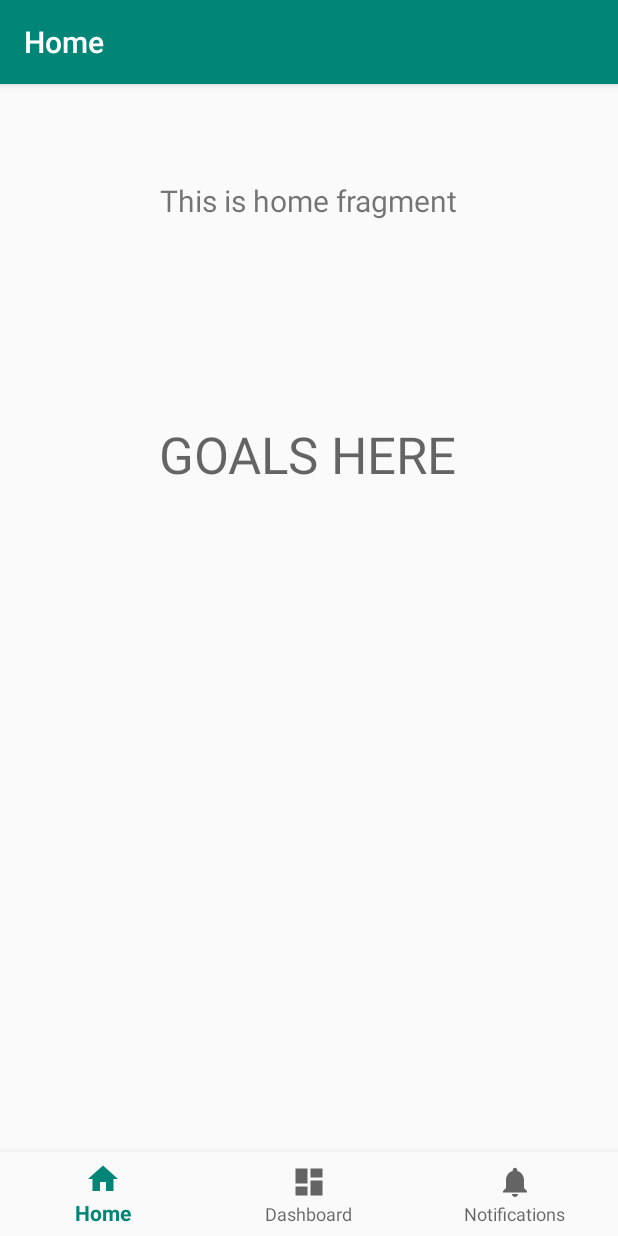
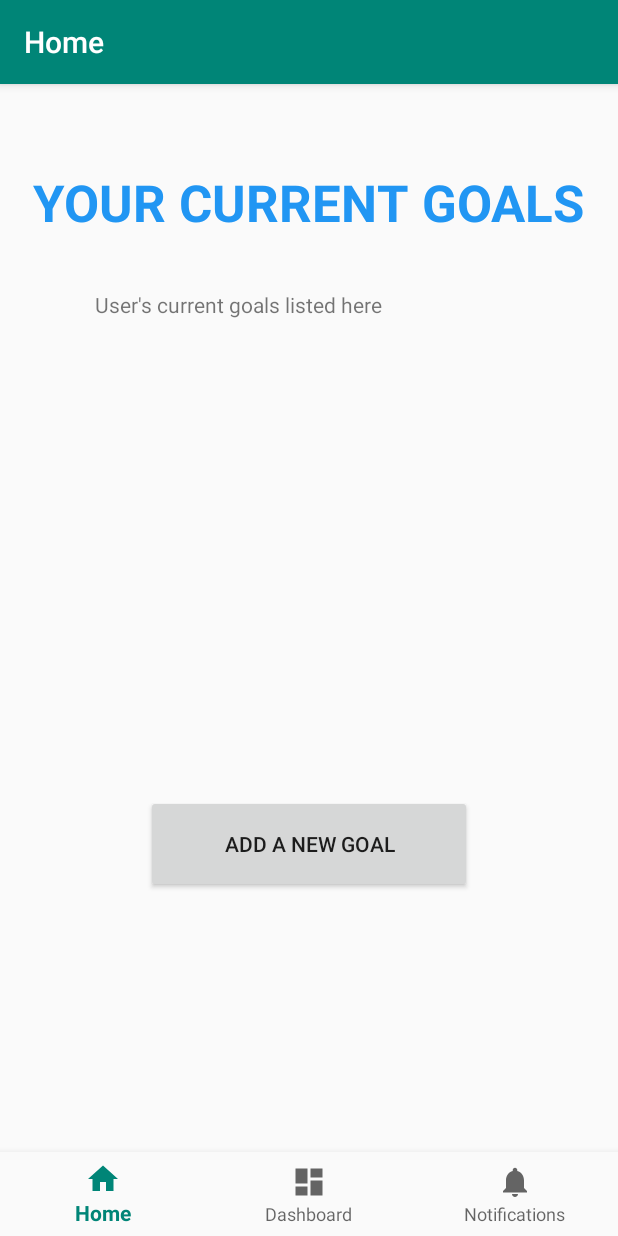
Before and after one commit to Maird/434-Health-App, an Android app: the Goals_Activity screen opened directly, with no data from a screen before it, on a phone screen of 412 x 824 dp. Run offline under Robolectric (Android 15) with nearby library versions, the phone set to English and light mode, and no system bars; our stand-ins replace navigation-ui.

Commit message:
new goal and creating types of goals

```diff
--- a/app/src/main/res/layout/activity_goals_.xml
+++ b/app/src/main/res/layout/activity_goals_.xml
@@ -32,20 +32,50 @@
         app:layout_constraintRight_toRightOf="parent"
         app:layout_constraintStart_toStartOf="parent"
         app:layout_constraintTop_toTopOf="parent"
-        app:layout_constraintVertical_bias="0.0"
+        app:layout_constraintVertical_bias="0.304"
         app:navGraph="@navigation/mobile_navigation" />
+
+    <androidx.constraintlayout.widget.ConstraintLayout
+        android:layout_width="match_parent"
+        android:layout_height="match_parent"
+        tools:layout_editor_absoluteX="89dp"
+        tools:layout_editor_absoluteY="56dp">
 
         <TextView
             android:id="@+id/currentGoal"
             android:layout_width="wrap_content"
             android:layout_height="wrap_content"
-        android:layout_marginTop="168dp"
-        android:text="GOALS HERE"
+            android:text="@string/current_goals"
+            android:textAllCaps="true"
             android:textAppearance="@style/TextAppearance.AppCompat.Display1"
+            android:textColor="#2196F3"
+            android:textStyle="bold"
             app:layout_constraintEnd_toEndOf="parent"
-        app:layout_constraintHorizontal_bias="0.497"
             app:layout_constraintStart_toStartOf="parent"
             app:layout_constraintTop_toTopOf="parent"
-        tools:ignore="HardcodedText" />
+             />
+
+        <TextView
+            android:id="@+id/textView4"
+            android:layout_width="290dp"
+            android:layout_height="107dp"
+            android:layout_marginTop="81dp"
+            android:text="User's current goals listed here"
+            app:layout_constraintEnd_toEndOf="parent"
+            app:layout_constraintHorizontal_bias="0.52"
+            app:layout_constraintStart_toStartOf="parent"
+            app:layout_constraintTop_toTopOf="parent" />
+
+        <Button
+            android:id="@+id/adds_goals"
+            android:layout_width="217dp"
+            android:layout_height="65dp"
+            android:text="@string/add_new_goal"
+            app:layout_constraintBottom_toBottomOf="parent"
+            app:layout_constraintEnd_toEndOf="parent"
+            app:layout_constraintHorizontal_bias="0.5"
+            app:layout_constraintStart_toStartOf="parent"
+            app:layout_constraintTop_toBottomOf="@+id/textView4" />
+    </androidx.constraintlayout.widget.ConstraintLayout>
 
 </androidx.constraintlayout.widget.ConstraintLayout>
--- a/app/src/main/res/values/strings.xml
+++ b/app/src/main/res/values/strings.xml
@@ -8,4 +8,7 @@
     <string name="check_in_1">Mental</string>
     <string name="check_in_2">Physical</string>
     <string name="check_in_3">Nutritional</string>
+    <string name= "current_goals">Your current goals</string>
+    <string name= "add_new_goal">Add a new goal</string>
+    <string name="chosen_goal">What kind of goal would you like to choose?</string>
 </resources>
```
Also changed, not shown: app/src/main/res/layout/activity_types_of_goals.xml (added, +57 -0 lines). Lines whose indentation alone changed are shown as unchanged.
